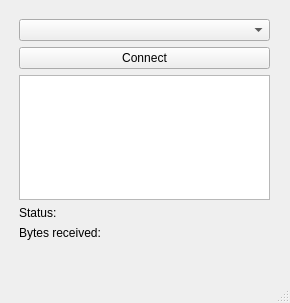
b-o-r-m-a-l-e-y/ir-receiver, file mainwindow.ui: the form before one commit.
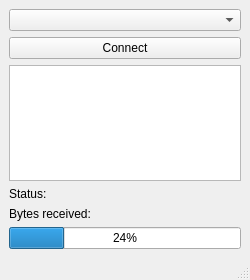
The form after the commit.

Commit message: Working progress bar. Add ir_tx.sh script for raspberry.

The edit to the form file:
```diff
--- a/mainwindow.ui
+++ b/mainwindow.ui
@@ -6,23 +6,19 @@
    <rect>
     <x>0</x>
     <y>0</y>
-    <width>290</width>
-    <height>303</height>
+    <width>250</width>
+    <height>280</height>
    </rect>
   </property>
   <property name="windowTitle">
    <string>MainWindow</string>
   </property>
   <widget class="QWidget" name="centralwidget">
-   <widget class="QWidget" name="verticalLayoutWidget">
-    <property name="geometry">
-     <rect>
-      <x>19</x>
-      <y>19</y>
-      <width>251</width>
-      <height>221</height>
-     </rect>
-    </property>
+   <property name="enabled">
+    <bool>true</bool>
+   </property>
+   <layout class="QVBoxLayout" name="verticalLayout_2">
+    <item>
     <layout class="QVBoxLayout" name="verticalLayout">
      <item>
       <widget class="QComboBox" name="comPortsComboBox"/>
@@ -51,8 +47,16 @@
        </property>
       </widget>
      </item>
-    </layout>
-   </widget>
+      <item>
+       <widget class="QProgressBar" name="progressBar">
+        <property name="value">
+         <number>24</number>
+        </property>
+       </widget>
+      </item>
+     </layout>
+    </item>
+   </layout>
   </widget>
   <widget class="QMenuBar" name="menubar">
    <property name="geometry">
```
Left out of the diff: 2 changed lines with no effect on the pictures. Lines whose indentation alone changed are shown as unchanged. The commit also changes 5 other files.
